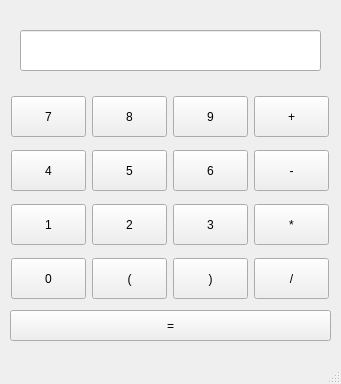
First picture: the form in calculatorwindow.ui, repository Wiktor-W/QTCalculator, before the edit.
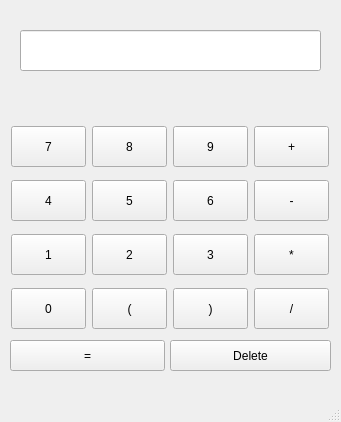
Second picture: the form after the edit.

Commit message: Added a delete button to the calculator GUI

Patch:
```diff
--- a/calculatorwindow.ui
+++ b/calculatorwindow.ui
@@ -7,7 +7,7 @@
     <x>0</x>
     <y>0</y>
     <width>341</width>
-    <height>384</height>
+    <height>422</height>
    </rect>
   </property>
   <property name="sizePolicy">
@@ -35,7 +35,7 @@
     <property name="geometry">
      <rect>
       <x>11</x>
-      <y>150</y>
+      <y>180</y>
       <width>75</width>
       <height>41</height>
      </rect>
@@ -48,7 +48,7 @@
     <property name="geometry">
      <rect>
       <x>254</x>
-      <y>258</y>
+      <y>288</y>
       <width>75</width>
       <height>41</height>
      </rect>
@@ -61,7 +61,7 @@
     <property name="geometry">
      <rect>
       <x>173</x>
-      <y>204</y>
+      <y>234</y>
       <width>75</width>
       <height>41</height>
      </rect>
@@ -74,7 +74,7 @@
     <property name="geometry">
      <rect>
       <x>11</x>
-      <y>96</y>
+      <y>126</y>
       <width>75</width>
       <height>41</height>
      </rect>
@@ -87,7 +87,7 @@
     <property name="geometry">
      <rect>
       <x>92</x>
-      <y>258</y>
+      <y>288</y>
       <width>75</width>
       <height>41</height>
      </rect>
@@ -100,7 +100,7 @@
     <property name="geometry">
      <rect>
       <x>92</x>
-      <y>204</y>
+      <y>234</y>
       <width>75</width>
       <height>41</height>
      </rect>
@@ -113,7 +113,7 @@
     <property name="geometry">
      <rect>
       <x>173</x>
-      <y>258</y>
+      <y>288</y>
       <width>75</width>
       <height>41</height>
      </rect>
@@ -126,7 +126,7 @@
     <property name="geometry">
      <rect>
       <x>254</x>
-      <y>96</y>
+      <y>126</y>
       <width>75</width>
       <height>41</height>
      </rect>
@@ -139,7 +139,7 @@
     <property name="geometry">
      <rect>
       <x>254</x>
-      <y>204</y>
+      <y>234</y>
       <width>75</width>
       <height>41</height>
      </rect>
@@ -152,7 +152,7 @@
     <property name="geometry">
      <rect>
       <x>11</x>
-      <y>258</y>
+      <y>288</y>
       <width>75</width>
       <height>41</height>
      </rect>
@@ -165,7 +165,7 @@
     <property name="geometry">
      <rect>
       <x>254</x>
-      <y>150</y>
+      <y>180</y>
       <width>75</width>
       <height>41</height>
      </rect>
@@ -178,7 +178,7 @@
     <property name="geometry">
      <rect>
       <x>92</x>
-      <y>150</y>
+      <y>180</y>
       <width>75</width>
       <height>41</height>
      </rect>
@@ -191,7 +191,7 @@
     <property name="geometry">
      <rect>
       <x>173</x>
-      <y>96</y>
+      <y>126</y>
       <width>75</width>
       <height>41</height>
      </rect>
@@ -204,7 +204,7 @@
     <property name="geometry">
      <rect>
       <x>173</x>
-      <y>150</y>
+      <y>180</y>
       <width>75</width>
       <height>41</height>
      </rect>
@@ -217,7 +217,7 @@
     <property name="geometry">
      <rect>
       <x>11</x>
-      <y>204</y>
+      <y>234</y>
       <width>75</width>
       <height>41</height>
      </rect>
@@ -230,7 +230,7 @@
     <property name="geometry">
      <rect>
       <x>92</x>
-      <y>96</y>
+      <y>126</y>
       <width>75</width>
       <height>41</height>
      </rect>
@@ -243,8 +243,8 @@
     <property name="geometry">
      <rect>
       <x>10</x>
-      <y>310</y>
-      <width>321</width>
+      <y>340</y>
+      <width>155</width>
       <height>31</height>
      </rect>
     </property>
@@ -274,6 +274,19 @@
      <bool>true</bool>
     </property>
    </widget>
+   <widget class="QPushButton" name="deleteLastSymbol">
+    <property name="geometry">
+     <rect>
+      <x>170</x>
+      <y>340</y>
+      <width>161</width>
+      <height>31</height>
+     </rect>
+    </property>
+    <property name="text">
+     <string>Delete</string>
+    </property>
+   </widget>
   </widget>
   <widget class="QMenuBar" name="menubar">
    <property name="geometry">
```
